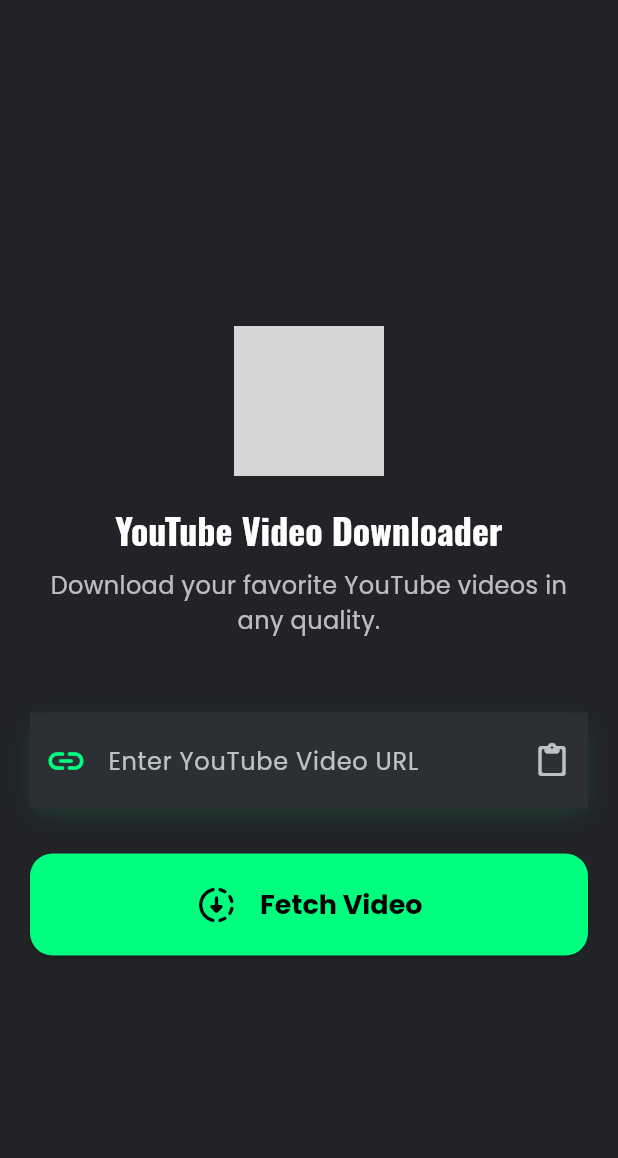
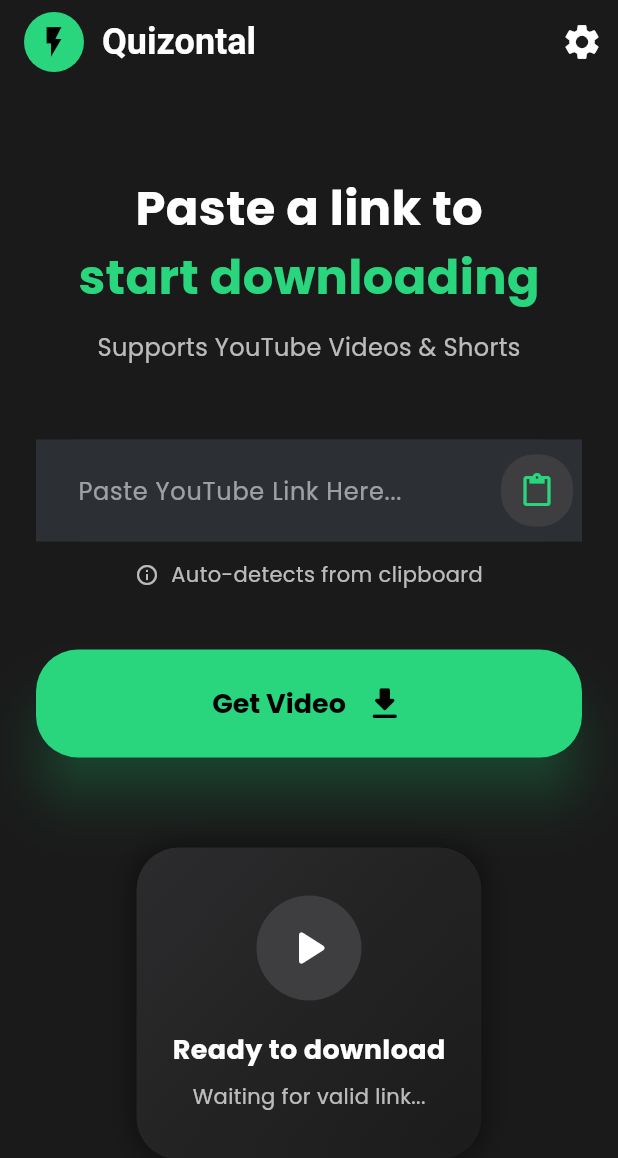
Before and after one commit to danukaya123/apk--my, a Flutter app: the HomeScreen screen opened directly, on a phone screen of 412 x 824 dp. Shown: the top 1158 px of the screen. Run offline on Flutter 3.47's test engine with Material 3 defaults, Android fonts, the phone set to English and light mode, and no system bars; our stand-ins replace dio, google_fonts, permission_handler, video_player; missing offline and left inert: flutter_file_downloader; grey boxes are pictures that could not be loaded.

Commit message:
Initial Flutter project from Firebase Studio

```diff
--- a/lib/providers/download_provider.dart
+++ b/lib/providers/download_provider.dart
@@ -1,5 +1,4 @@
 import 'dart:async';
-import 'dart:io';
 import 'dart:math';
 import 'package:flutter/material.dart';
 import 'package:flutter_file_downloader/flutter_file_downloader.dart';
--- a/lib/view/screens/home_screen.dart
+++ b/lib/view/screens/home_screen.dart
@@ -1,42 +1,95 @@
 import 'package:flutter/material.dart';
+import 'package:flutter/services.dart';
 import 'package:myapp/providers/video_provider.dart';
 import 'package:myapp/view/screens/details_screen.dart';
 import 'package:provider/provider.dart';
-import '../theme/app_theme.dart';
 
 class HomeScreen extends StatelessWidget {
   const HomeScreen({super.key});
 
   @override
   Widget build(BuildContext context) {
-    TextEditingController controller = TextEditingController();
+    final TextEditingController controller = TextEditingController();
+
     return Scaffold(
-      backgroundColor: AppTheme.backgroundDark,
-      body: Padding(
-        padding: const EdgeInsets.symmetric(horizontal: 20.0, vertical: 40.0),
+      backgroundColor: const Color(0xFF1A1A1A),
+      appBar: AppBar(
+        backgroundColor: Colors.transparent,
+        elevation: 0,
+        title: Row(
+          children: [
+            Container(
+              width: 40,
+              height: 40,
+              decoration: const BoxDecoration(
+                shape: BoxShape.circle,
+                color: Color(0xFF29D67E),
+              ),
+              child: const Icon(Icons.flash_on, color: Colors.black),
+            ),
+            const SizedBox(width: 12),
+            const Text(
+              'Quizontal',
+              style: TextStyle(
+                color: Colors.white,
+                fontWeight: FontWeight.bold,
+                fontSize: 24,
+              ),
+            ),
+          ],
+        ),
+        actions: [
+          IconButton(
+            icon: const Icon(Icons.settings, color: Colors.white, size: 28),
+            onPressed: () {},
+          ),
+        ],
+      ),
+      body: SingleChildScrollView(
+        padding: const EdgeInsets.symmetric(horizontal: 24.0, vertical: 20.0),
         child: Column(
-          mainAxisAlignment: MainAxisAlignment.center,
-          children: <Widget>[
-            const SizedBox(height: 50),
-            Image.asset('assets/logo.png', height: 100),
-            const SizedBox(height: 20),
-            Text(
-              'YouTube Video Downloader',
-              style: Theme.of(context).textTheme.headlineSmall?.copyWith(
+          crossAxisAlignment: CrossAxisAlignment.center,
+          children: [
+            const SizedBox(height: 40),
+            const Text(
+              'Paste a link to',
+              style: TextStyle(
                 color: Colors.white,
+                fontSize: 32,
                 fontWeight: FontWeight.bold,
               ),
             ),
-            const SizedBox(height: 10),
             const Text(
-              'Download your favorite YouTube videos in any quality.',
-              textAlign: TextAlign.center,
-              style: TextStyle(color: AppTheme.textSecondary, fontSize: 16),
+              'start downloading',
+              style: TextStyle(
+                color: Color(0xFF29D67E),
+                fontSize: 32,
+                fontWeight: FontWeight.bold,
+              ),
+            ),
+            const SizedBox(height: 12),
+            const Text(
+              'Supports YouTube Videos & Shorts',
+              style: TextStyle(color: Colors.white70, fontSize: 16),
             ),
             const SizedBox(height: 50),
             _buildUrlTextField(controller, context),
-            const SizedBox(height: 30),
-            _buildDownloadButton(context, controller),
+            const SizedBox(height: 12),
+            const Row(
+              mainAxisAlignment: MainAxisAlignment.center,
+              children: [
+                Icon(Icons.info_outline, color: Colors.white70, size: 16),
+                SizedBox(width: 8),
+                Text(
+                  'Auto-detects from clipboard',
+                  style: TextStyle(color: Colors.white70, fontSize: 14),
+                ),
+              ],
+            ),
+            const SizedBox(height: 40),
+            _buildGetVideoButton(context, controller),
+            const SizedBox(height: 60),
+            _buildReadyToDownloadCard(),
             const SizedBox(height: 20),
           ],
         ),
@@ -50,47 +103,44 @@ class HomeScreen extends StatelessWidget {
   ) {
     return Container(
       decoration: BoxDecoration(
-        color: AppTheme.surfaceDark,
-        borderRadius: BorderRadius.circular(15),
-        boxShadow: [
-          BoxShadow(
-            color: AppTheme.primary.withOpacity(0.1),
-            blurRadius: 10,
-            offset: const Offset(0, 5),
-          ),
-        ],
+        color: const Color(0xFF2C2C2E),
+        borderRadius: BorderRadius.circular(28),
       ),
       child: TextField(
         controller: controller,
-        style: const TextStyle(color: Colors.white),
+        style: const TextStyle(color: Colors.white, fontSize: 16),
         decoration: InputDecoration(
-          hintText: 'Enter YouTube Video URL',
-          hintStyle: const TextStyle(color: AppTheme.textSecondary),
-          prefixIcon: const Icon(
-            Icons.link_rounded,
-            color: AppTheme.primary,
-            size: 28,
-          ),
+          hintText: 'Paste YouTube Link Here...',
+          hintStyle: const TextStyle(color: Colors.white54),
           border: InputBorder.none,
           contentPadding: const EdgeInsets.symmetric(
-            horizontal: 20,
-            vertical: 20,
+            horizontal: 24,
+            vertical: 22,
           ),
-          suffixIcon: IconButton(
-            icon: const Icon(
-              Icons.paste_rounded,
-              color: AppTheme.textSecondary,
+          suffixIcon: Container(
+            margin: const EdgeInsets.all(6),
+            decoration: BoxDecoration(
+              color: const Color(0xFF3E3E40),
+              borderRadius: BorderRadius.circular(22),
             ),
-            onPressed: () {
-              // TODO: Implement paste functionality
-            },
+            child: IconButton(
+              icon: const Icon(Icons.content_paste, color: Color(0xFF29D67E)),
+              onPressed: () async {
+                final clipboardData = await Clipboard.getData(
+                  Clipboard.kTextPlain,
+                );
+                if (clipboardData != null) {
+                  controller.text = clipboardData.text ?? '';
+                }
+              },
+            ),
           ),
         ),
       ),
     );
   }
 
-  Widget _buildDownloadButton(
+  Widget _buildGetVideoButton(
     BuildContext context,
     TextEditingController controller,
   ) {
@@ -117,11 +167,13 @@ class HomeScreen extends StatelessWidget {
                 }
               },
         style: ElevatedButton.styleFrom(
-          backgroundColor: AppTheme.primary,
-          padding: const EdgeInsets.symmetric(vertical: 20),
+          backgroundColor: const Color(0xFF29D67E),
+          padding: const EdgeInsets.symmetric(vertical: 22),
           shape: RoundedRectangleBorder(
-            borderRadius: BorderRadius.circular(15),
+            borderRadius: BorderRadius.circular(28),
           ),
+          shadowColor: const Color(0xFF29D67E).withOpacity(0.6),
+          elevation: 15,
         ),
         child: videoProvider.isLoading
             ? const CircularProgressIndicator(
@@ -130,23 +182,71 @@ class HomeScreen extends StatelessWidget {
             : const Row(
                 mainAxisAlignment: MainAxisAlignment.center,
                 children: [
-                  Icon(
-                    Icons.downloading_rounded,
-                    color: Colors.black,
-                    size: 28,
-                  ),
-                  SizedBox(width: 15),
                   Text(
-                    'Fetch Video',
+                    'Get Video',
                     style: TextStyle(
                       fontSize: 18,
                       fontWeight: FontWeight.bold,
                       color: Colors.black,
                     ),
                   ),
+                  SizedBox(width: 12),
+                  Icon(Icons.download_rounded, color: Colors.black, size: 28),
                 ],
               ),
       ),
     );
   }
+
+  Widget _buildReadyToDownloadCard() {
+    return Container(
+      padding: const EdgeInsets.symmetric(horizontal: 24, vertical: 32),
+      decoration: BoxDecoration(
+        color: const Color(0xFF2C2C2E),
+        borderRadius: BorderRadius.circular(28),
+        gradient: LinearGradient(
+          colors: [
+            const Color(0xFF2C2C2E),
+            const Color(0xFF1E1E1E).withOpacity(0.8),
+          ],
+          begin: Alignment.topLeft,
+          end: Alignment.bottomRight,
+        ),
+        boxShadow: [
+          BoxShadow(
+            color: Colors.black.withOpacity(0.4),
+            blurRadius: 15,
+            spreadRadius: 2,
+          ),
+        ],
+      ),
+      child: const Column(
+        children: [
+          CircleAvatar(
+            radius: 35,
+            backgroundColor: Color(0xFF3E3E40),
+            child: Icon(
+              Icons.play_arrow_rounded,
+              color: Colors.white,
+              size: 40,
+            ),
+          ),
+          SizedBox(height: 20),
+          Text(
+            'Ready to download',
+            style: TextStyle(
+              color: Colors.white,
+              fontSize: 18,
+              fontWeight: FontWeight.bold,
+            ),
+          ),
+          SizedBox(height: 8),
+          Text(
+            'Waiting for valid link...',
+            style: TextStyle(color: Colors.white70, fontSize: 14),
+          ),
+        ],
+      ),
+    );
+  }
 }
```
